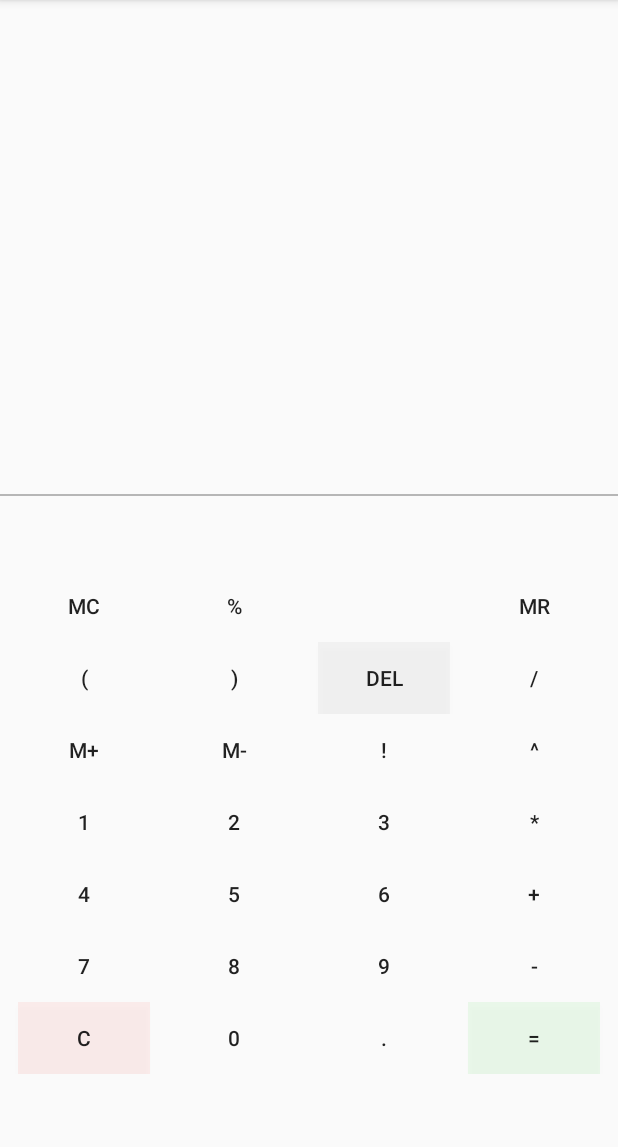
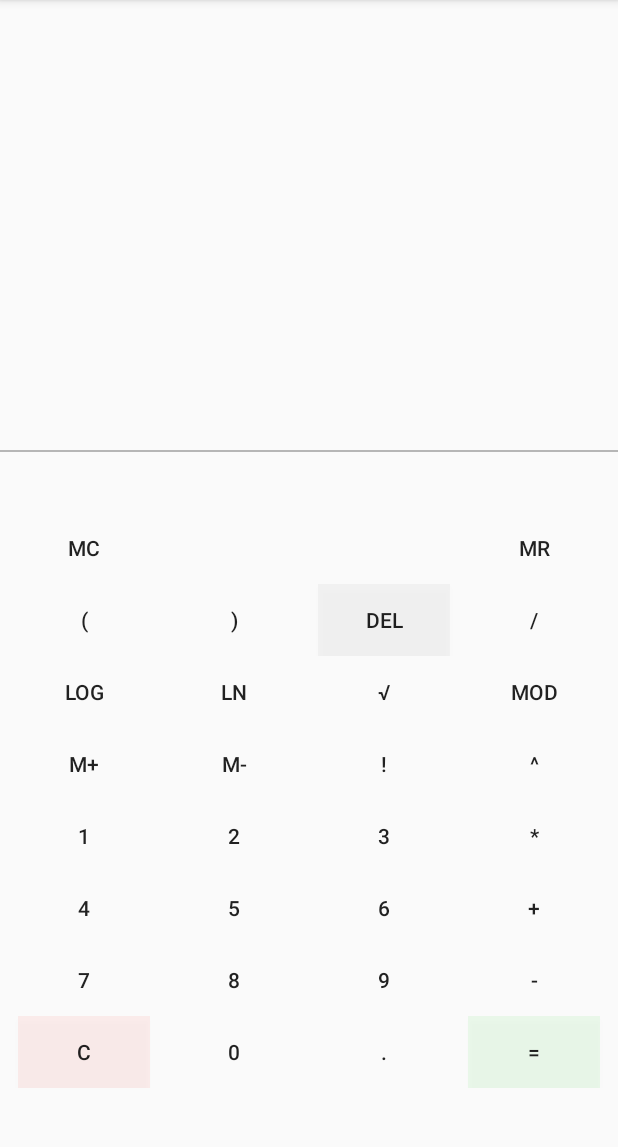
Before and after one commit to Ismalf/Calculadora_Martinez_Sanipatin, an Android app: the screen it shows after launch (CalculatorView), on a phone screen of 412 x 824 dp, the part 84-1231 px from its top. Run offline under Robolectric (Android 15) with nearby library versions, the phone set to English and light mode, and no system bars.

Commit message:
Actualización de la Interfaz
Se agrega los botones para la operación de logaritmo, logaritmo natural y la raíz

```diff
--- a/app/src/main/res/layout/activity_main.xml
+++ b/app/src/main/res/layout/activity_main.xml
@@ -85,12 +85,10 @@
                 android:layout_weight="1" />
 
             <Button
-                android:id="@+id/mod"
                 android:layout_width="wrap_content"
                 android:layout_height="wrap_content"
 
-                android:background="#00FFFFFF"
-                android:text="%" />
+                android:background="#00FFFFFF" />
             <Space
                 android:layout_width="wrap_content"
                 android:layout_height="wrap_content"
@@ -99,6 +97,7 @@
             <Button
                 android:layout_width="wrap_content"
                 android:layout_height="wrap_content"
+                android:text=""
 
                 android:background="#00FFFFFF" />
             <Space
@@ -180,6 +179,71 @@
                 android:background="#00FFFFFF"
 
                 android:text="/" />
+
+            <Space
+                android:layout_width="wrap_content"
+                android:layout_height="wrap_content"
+                android:layout_weight="1" />
+        </LinearLayout>
+
+        <LinearLayout
+            android:layout_width="fill_parent"
+            android:layout_height="wrap_content"
+            android:clipChildren="false"
+            android:gravity="center"
+            android:orientation="horizontal">
+
+            <Space
+                android:layout_width="wrap_content"
+                android:layout_height="wrap_content"
+                android:layout_weight="1" />
+
+            <Button
+                android:id="@+id/log"
+                android:layout_width="wrap_content"
+                android:layout_height="wrap_content"
+                android:background="#00FFFFFF"
+
+                android:text="log" />
+
+            <Space
+                android:layout_width="wrap_content"
+                android:layout_height="wrap_content"
+                android:layout_weight="1" />
+
+            <Button
+                android:id="@+id/ln"
+                android:layout_width="wrap_content"
+                android:layout_height="wrap_content"
+                android:background="#00FFFFFF"
+
+                android:text="ln" />
+
+            <Space
+                android:layout_width="wrap_content"
+                android:layout_height="wrap_content"
+                android:layout_weight="1" />
+
+            <Button
+                android:id="@+id/raiz"
+                android:layout_width="wrap_content"
+                android:layout_height="wrap_content"
+                android:background="#00FFFFFF"
+
+                android:text="√" />
+
+            <Space
+                android:layout_width="wrap_content"
+                android:layout_height="wrap_content"
+                android:layout_weight="1" />
+
+            <Button
+                android:id="@+id/mod"
+                android:layout_width="wrap_content"
+                android:layout_height="wrap_content"
+                android:background="#00FFFFFF"
+
+                android:text="MOD" />
 
             <Space
                 android:layout_width="wrap_content"
```
